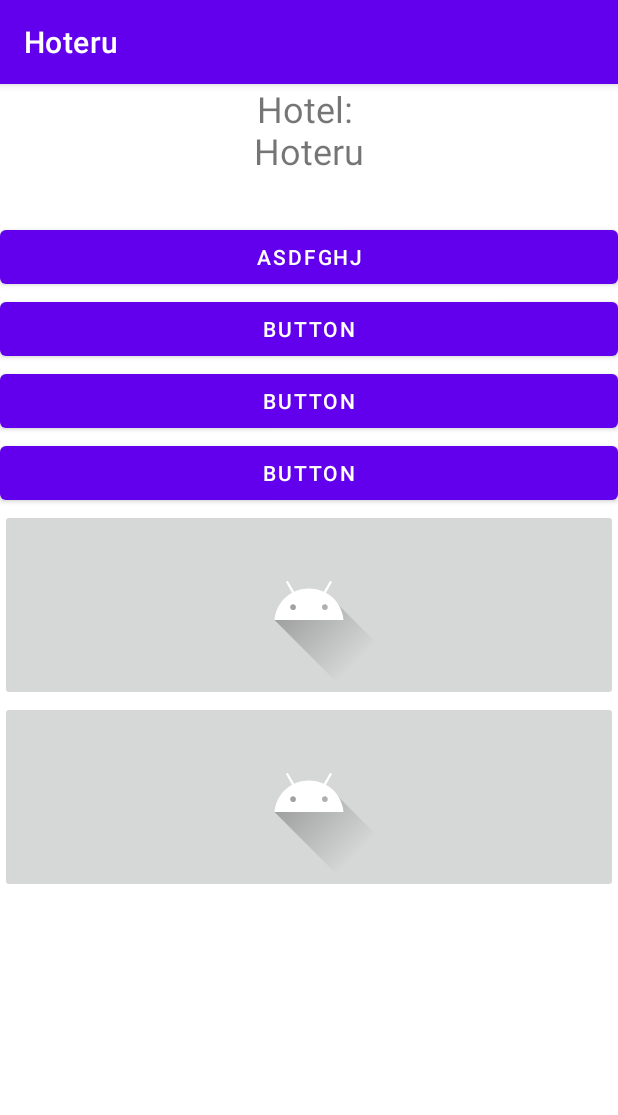
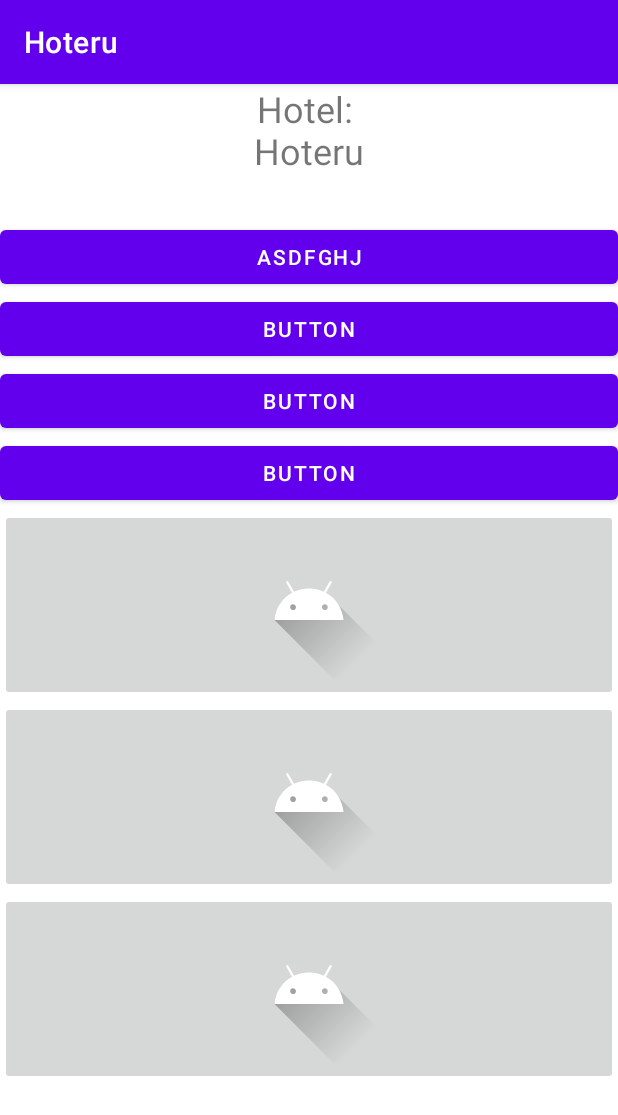
Before and after one commit to JoseAngel9911/Hoteru, an Android app: the screen it shows after launch (MainActivity), on a phone screen of 412 x 824 dp. Shown: the top 1115 px of the screen. Run offline under Robolectric (Android 15) with nearby library versions, the phone set to English and light mode, and no system bars.

Commit message:
version 2.12316784

```diff
--- a/app/src/main/res/layout/activity_main.xml
+++ b/app/src/main/res/layout/activity_main.xml
@@ -51,4 +51,10 @@
         android:layout_height="wrap_content"
         app:srcCompat="@drawable/ic_launcher_foreground" />
 
+    <ImageButton
+        android:id="@+id/imageButton3"
+        android:layout_width="match_parent"
+        android:layout_height="wrap_content"
+        app:srcCompat="@drawable/ic_launcher_foreground" />
+
 </LinearLayout>
```
